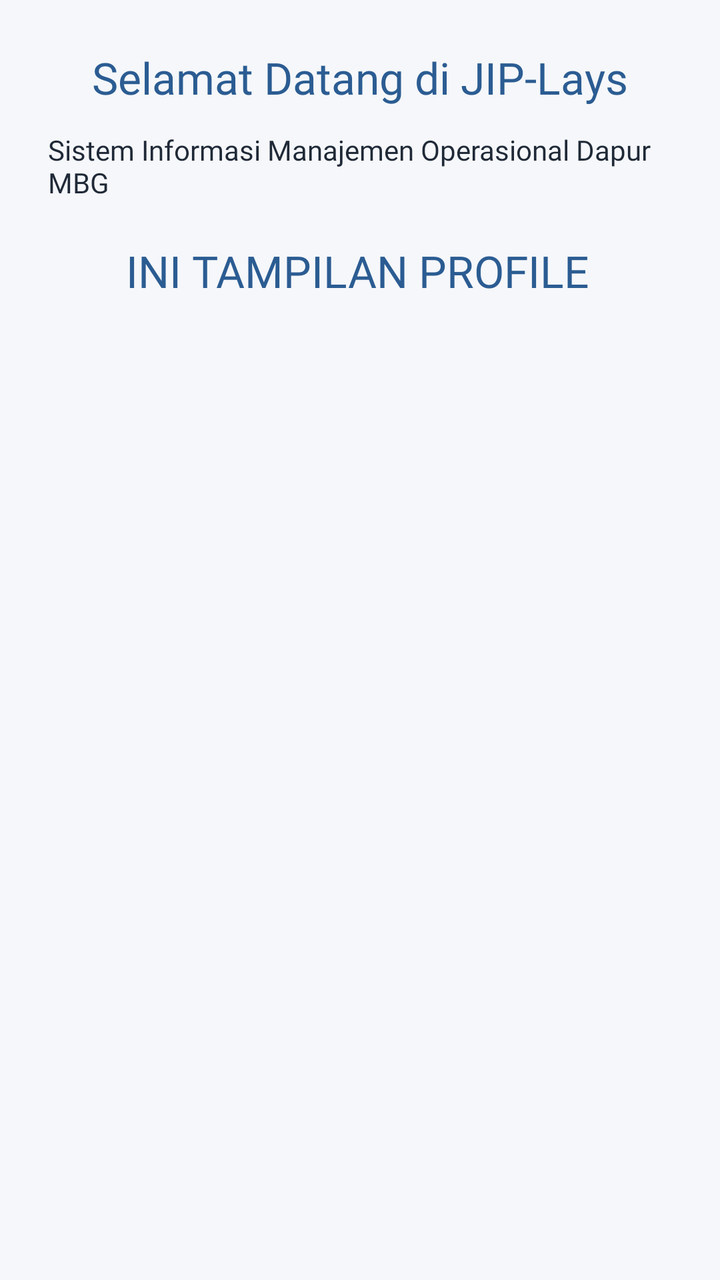
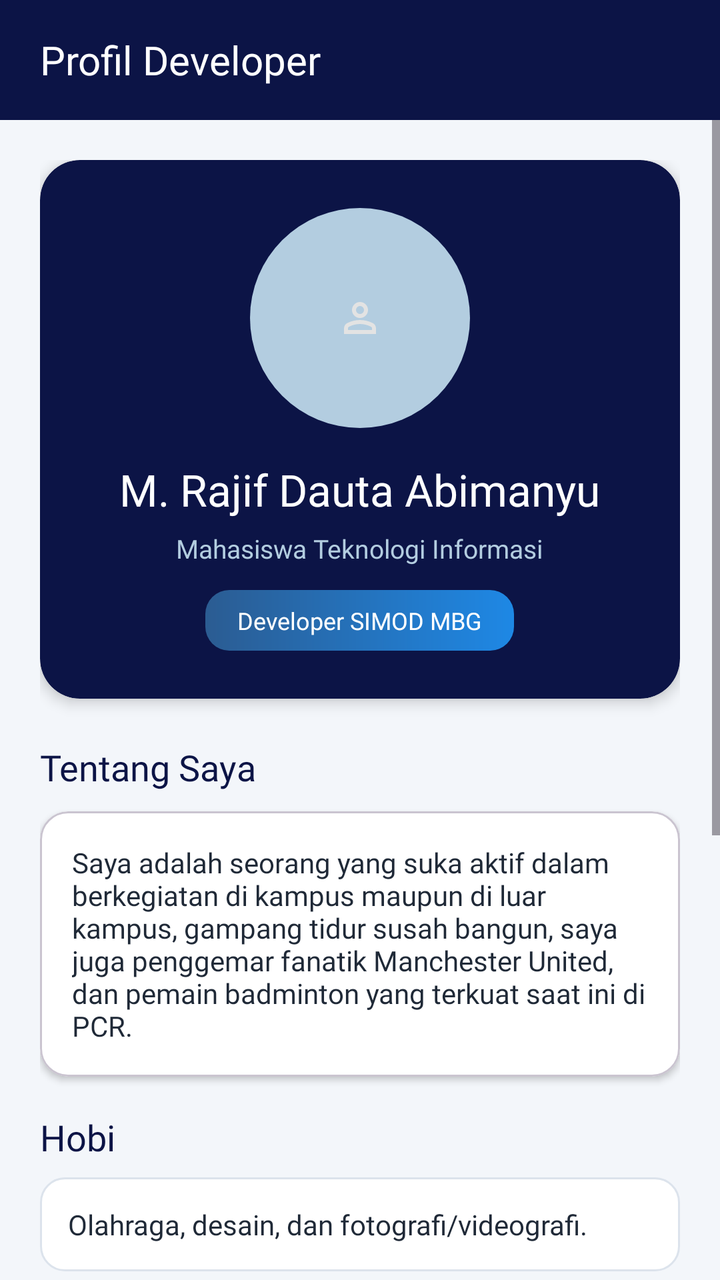

Before-and-after screenshots of an Android layout around one commit, followed by the original layout XML and the change that was made.
<!-- AndroidManifest.xml: application theme Theme.JIPLays -->
<!-- res/layout/fragment_profile.xml -->
<?xml version="1.0" encoding="utf-8"?>
<androidx.constraintlayout.widget.ConstraintLayout
    xmlns:android="http://schemas.android.com/apk/res/android"
    xmlns:app="http://schemas.android.com/apk/res-auto"
    android:layout_width="match_parent"
    android:layout_height="match_parent"
    android:background="#F5F7FA"
    android:padding="24dp">

    <TextView
        android:id="@+id/tvJudulProfile"
        android:layout_width="wrap_content"
        android:layout_height="wrap_content"
        android:text="Selamat Datang di JIP-Lays"
        android:textColor="@color/primary_blue"
        android:textSize="22sp"
        android:fontFamily="@font/montserrat_bold"
        app:layout_constraintTop_toTopOf="parent"
        app:layout_constraintStart_toStartOf="parent"
        app:layout_constraintEnd_toEndOf="parent" />

    <TextView
        android:id="@+id/tvProfile"
        android:layout_width="wrap_content"
        android:layout_height="wrap_content"
        android:layout_marginTop="20dp"
        android:fontFamily="@font/montserrat_bold"
        android:text="INI TAMPILAN PROFILE"
        android:textColor="@color/primary_blue"
        android:textSize="22sp"
        app:layout_constraintEnd_toEndOf="parent"
        app:layout_constraintHorizontal_bias="0.489"
        app:layout_constraintStart_toStartOf="parent"
        app:layout_constraintTop_toBottomOf="@+id/tvDeskripsiProfile" />

    <TextView
        android:id="@+id/tvDeskripsiProfile"
        android:layout_width="0dp"
        android:layout_height="wrap_content"
        android:layout_marginTop="12dp"
        android:fontFamily="@font/inter_18pt_regular"
        android:text="Sistem Informasi Manajemen Operasional Dapur MBG"
        android:textColor="@color/text_body"
        android:textSize="14sp"
        app:layout_constraintEnd_toEndOf="parent"
        app:layout_constraintStart_toStartOf="parent"
        app:layout_constraintTop_toBottomOf="@id/tvJudulProfile" />

</androidx.constraintlayout.widget.ConstraintLayout>
<!-- resources referenced by this layout -->
<resources>
  <color name="primary_blue">#2B5C92</color>
  <color name="text_body">#1F2937</color>
  <style name="Theme.JIPLays" parent="Base.Theme.JIPLays" />
  <style name="Base.Theme.JIPLays" parent="Theme.Material3.DayNight.NoActionBar">
          
          
      </style>
</resources>

<!-- the commit's change to res/layout/fragment_profile.xml (unified diff, before → after) -->
@@ -4,46 +4,225 @@
     xmlns:app="http://schemas.android.com/apk/res-auto"
     android:layout_width="match_parent"
     android:layout_height="match_parent"
-    android:background="#F5F7FA"
-    android:padding="24dp">
-
+    android:background="#F3F6FA">
+
+    
     <TextView
-        android:id="@+id/tvJudulProfile"
-        android:layout_width="wrap_content"
-        android:layout_height="wrap_content"
-        android:text="Selamat Datang di JIP-Lays"
-        android:textColor="@color/primary_blue"
-        android:textSize="22sp"
+        android:id="@+id/tvProfileHeader"
+        android:layout_width="0dp"
+        android:layout_height="60dp"
+        android:background="@color/primary_navy"
+        android:gravity="center_vertical"
+        android:paddingHorizontal="20dp"
+        android:text="Profil Developer"
+        android:textColor="@color/white"
+        android:textSize="20sp"
         android:fontFamily="@font/montserrat_bold"
         app:layout_constraintTop_toTopOf="parent"
         app:layout_constraintStart_toStartOf="parent"
         app:layout_constraintEnd_toEndOf="parent" />
 
-    <TextView
-        android:id="@+id/tvProfile"
-        android:layout_width="wrap_content"
-        android:layout_height="wrap_content"
-        android:layout_marginTop="20dp"
-        android:fontFamily="@font/montserrat_bold"
-        android:text="INI TAMPILAN PROFILE"
-        android:textColor="@color/primary_blue"
-        android:textSize="22sp"
-        app:layout_constraintEnd_toEndOf="parent"
-        app:layout_constraintHorizontal_bias="0.489"
+    
+    <ScrollView
+        android:id="@+id/scrollProfile"
+        android:layout_width="0dp"
+        android:layout_height="0dp"
+        android:fillViewport="true"
+        android:clipToPadding="false"
+        android:paddingBottom="16dp"
+        app:layout_constraintTop_toBottomOf="@id/tvProfileHeader"
+        app:layout_constraintBottom_toBottomOf="parent"
         app:layout_constraintStart_toStartOf="parent"
-        app:layout_constraintTop_toBottomOf="@+id/tvDeskripsiProfile" />
-
-    <TextView
-        android:id="@+id/tvDeskripsiProfile"
-        android:layout_width="0dp"
-        android:layout_height="wrap_content"
-        android:layout_marginTop="12dp"
-        android:fontFamily="@font/inter_18pt_regular"
-        android:text="Sistem Informasi Manajemen Operasional Dapur MBG"
-        android:textColor="@color/text_body"
-        android:textSize="14sp"
-        app:layout_constraintEnd_toEndOf="parent"
-        app:layout_constraintStart_toStartOf="parent"
-        app:layout_constraintTop_toBottomOf="@id/tvJudulProfile" />
+        app:layout_constraintEnd_toEndOf="parent">
+
+        <LinearLayout
+            android:layout_width="match_parent"
+            android:layout_height="wrap_content"
+            android:orientation="vertical"
+            android:padding="20dp">
+
+            
+            <com.google.android.material.card.MaterialCardView
+                android:layout_width="match_parent"
+                android:layout_height="wrap_content"
+                app:cardBackgroundColor="@color/primary_navy"
+                app:cardCornerRadius="20dp"
+                app:cardElevation="4dp"
+                app:strokeWidth="0dp">
+
+                <LinearLayout
+                    android:layout_width="match_parent"
+                    android:layout_height="wrap_content"
+                    android:gravity="center"
+                    android:orientation="vertical"
+                    android:padding="24dp">
+
+                    <ImageView
+                        android:id="@+id/imgProfile"
+                        android:layout_width="110dp"
+                        android:layout_height="110dp"
+                        android:src="@drawable/ic_person"
+                        android:contentDescription="Foto developer"
+                        android:padding="20dp"
+                        android:background="@drawable/bg_avatar"
+                        android:scaleType="centerInside" />
+
+                    <TextView
+                        android:id="@+id/tvDeveloperName"
+                        android:layout_width="wrap_content"
+                        android:layout_height="wrap_content"
+                        android:layout_marginTop="16dp"
+                        android:gravity="center"
+                        android:text="M. Rajif Dauta Abimanyu"
+                        android:textColor="@color/white"
+                        android:textSize="22sp"
+                        android:fontFamily="@font/montserrat_bold" />
+
+                    <TextView
+                        android:id="@+id/tvDeveloperRole"
+                        android:layout_width="wrap_content"
+                        android:layout_height="wrap_content"
+                        android:layout_marginTop="6dp"
+                        android:gravity="center"
+                        android:text="Mahasiswa Teknologi Informasi"
+                        android:textColor="@color/primary_light"
+                        android:textSize="13sp"
+                        android:fontFamily="@font/inter_18pt_regular" />
+
+                    <TextView
+                        android:layout_width="wrap_content"
+                        android:layout_height="wrap_content"
+                        android:layout_marginTop="12dp"
+                        android:background="@drawable/bg_button_gradient"
+                        android:paddingHorizontal="16dp"
+                        android:paddingVertical="7dp"
+                        android:text="Developer SIMOD MBG"
+                        android:textColor="@color/white"
+                        android:textSize="12sp"
+                        android:fontFamily="@font/montserrat_medium" />
+
+                </LinearLayout>
+            </com.google.android.material.card.MaterialCardView>
+
+            
+            <TextView
+                android:layout_width="wrap_content"
+                android:layout_height="wrap_content"
+                android:layout_marginTop="22dp"
+                android:text="Tentang Saya"
+                android:textColor="@color/primary_navy"
+                android:textSize="18sp"
+                android:fontFamily="@font/montserrat_bold" />
+
+            <com.google.android.material.card.MaterialCardView
+                android:layout_width="match_parent"
+                android:layout_height="wrap_content"
+                android:layout_marginTop="10dp"
+                app:cardBackgroundColor="@color/white"
+                app:cardCornerRadius="14dp"
+                app:cardElevation="2dp">
+
+                <TextView
+                    android:id="@+id/tvAbout"
+                    android:layout_width="match_parent"
+                    android:layout_height="wrap_content"
+                    android:padding="16dp"
+                    android:text="Saya adalah seorang yang suka aktif dalam berkegiatan di kampus maupun di luar kampus, gampang tidur susah bangun, saya juga penggemar fanatik Manchester United, dan pemain badminton yang terkuat saat ini di PCR."
+                    android:textColor="@color/text_body"
+                    android:textSize="14sp"
+                    android:fontFamily="@font/inter_18pt_regular" />
+
+            </com.google.android.material.card.MaterialCardView>
+
+            
+            <TextView
+                android:layout_width="wrap_content"
+                android:layout_height="wrap_content"
+                android:layout_marginTop="18dp"
+                android:text="Hobi"
+                android:textColor="@color/primary_navy"
+                android:textSize="18sp"
+                android:fontFamily="@font/montserrat_bold" />
+
+            <TextView
+                android:id="@+id/tvHobby"
+                android:layout_width="match_parent"
+                android:layout_height="wrap_content"
+                android:layout_marginTop="8dp"
+                android:background="@drawable/bg_input"
+                android:padding="14dp"
+                android:text="Olahraga, desain, dan fotografi/videografi."
+                android:textColor="@color/text_body"
+                android:textSize="14sp"
+                android:fontFamily="@font/inter_18pt_regular" />
+
+            
+            <TextView
+                android:layout_width="wrap_content"
+                android:layout_height="wrap_content"
+                android:layout_marginTop="18dp"
+                android:text="Kekuatan Terbesar"
+                android:textColor="@color/primary_navy"
+                android:textSize="18sp"
+                android:fontFamily="@font/montserrat_bold" />
+
+            <TextView
+                android:id="@+id/tvStrength"
+                android:layout_width="match_parent"
+                android:layout_height="wrap_content"
+                android:layout_marginTop="8dp"
+                android:background="@drawable/bg_input"
+                android:padding="14dp"
+                android:text="Mampu belajar hal baru, mudah beradaptasi, bisa memimpin suatu kelompok, dan memiliki kemampuan problem solving tersendiri."
+                android:textColor="@color/text_body"
+                android:textSize="14sp"
+                android:fontFamily="@font/inter_18pt_regular" />
+
+            
+            <TextView
+                android:layout_width="wrap_content"
+                android:layout_height="wrap_content"
+                android:layout_marginTop="18dp"
+                android:text="Media Sosial"
+                android:textColor="@color/primary_navy"
+                android:textSize="18sp"
+                android:fontFamily="@font/montserrat_bold" />
+
+            <TextView
+                android:id="@+id/tvInstagram"
+                android:layout_width="match_parent"
+                android:layout_height="wrap_content"
+                android:layout_marginTop="8dp"
+                android:background="@drawable/bg_input"
+                android:padding="14dp"
+                android:text="Instagram: @mda_rajif"
+                android:textColor="@color/primary_blue"
+                android:textSize="14sp"
+                android:fontFamily="@font/inter_18pt_regular" />
+
+            <TextView
+                android:id="@+id/tvGithub"
+                android:layout_width="match_parent"
+                android:layout_height="wrap_content"
+                android:layout_marginTop="8dp"
+                android:background="@drawable/bg_input"
+                android:padding="14dp"
+                android:text="GitHub: github.com/rajif24ti"
+                android:textColor="@color/primary_blue"
+                android:textSize="14sp"
+                android:fontFamily="@font/inter_18pt_regular" />
+
+            
+            <TextView
+                android:layout_width="match_parent"
+                android:layout_height="wrap_content"
+                android:layout_marginTop="20dp"
+                android:gravity="center"
+                android:text="SIMOD MBG • Developer Profile • v1.0"
+                android:textColor="#8795A8"
+                android:textSize="12sp" />
+
+        </LinearLayout>
+    </ScrollView>
 
 </androidx.constraintlayout.widget.ConstraintLayout>
<!-- resource entries referenced after the edit -->
@@ -1,8 +1,49 @@
 <!-- resources referenced by this layout -->
 <resources>
   <color name="primary_blue">#2B5C92</color>
+  <color name="primary_light">#B3CDE0</color>
+  <color name="primary_navy">#0C1446</color>
   <color name="text_body">#1F2937</color>
+  <color name="white">#FFFFFFFF</color>
+  <!-- drawable bg_avatar (drawable) -->
+  <?xml version="1.0" encoding="utf-8"?>
+  <shape xmlns:android="http://schemas.android.com/apk/res/android">
+      <solid android:color="#B3CDE0" />
+      <corners android:radius="100dp" />
+  </shape>
+  <!-- drawable bg_button_gradient (drawable) -->
+  <?xml version="1.0" encoding="utf-8"?>
+  <shape xmlns:android="http://schemas.android.com/apk/res/android">
+  
+      <gradient
+          android:angle="0"
+          android:startColor="@color/primary_blue"
+          android:endColor="@color/accent_blue" />
+  
+      <corners android:radius="12dp" />
+  
+  </shape>
+  <!-- drawable bg_input (drawable) -->
+  <?xml version="1.0" encoding="utf-8"?>
+  <shape xmlns:android="http://schemas.android.com/apk/res/android">
+      <solid android:color="#FFFFFF" />
+      <corners android:radius="12dp" />
+      <stroke
+          android:width="1dp"
+          android:color="#DCE3EC" />
+  </shape>
+  <!-- drawable ic_person (drawable) -->
+  <vector xmlns:android="http://schemas.android.com/apk/res/android"
+      android:width="24dp"
+      android:height="24dp"
+      android:viewportWidth="960"
+      android:viewportHeight="960">
+    <path
+        android:pathData="M367,433q-47,-47 -47,-113t47,-113q47,-47 113,-47t113,47q47,47 47,113t-47,113q-47,47 -113,47t-113,-47ZM160,800v-112q0,-34 17.5,-62.5T224,582q62,-31 126,-46.5T480,520q66,0 130,15.5T736,582q29,15 46.5,43.5T800,688v112L160,800ZM240,720h480v-32q0,-11 -5.5,-20T700,654q-54,-27 -109,-40.5T480,600q-56,0 -111,13.5T260,654q-9,5 -14.5,14t-5.5,20v32ZM536.5,376.5Q560,353 560,320t-23.5,-56.5Q513,240 480,240t-56.5,23.5Q400,287 400,320t23.5,56.5Q447,400 480,400t56.5,-23.5ZM480,320ZM480,720Z"
+        android:fillColor="#e3e3e3"/>
+  </vector>
   <style name="Theme.JIPLays" parent="Base.Theme.JIPLays" />
+  <color name="accent_blue">#1E88E5</color>
   <style name="Base.Theme.JIPLays" parent="Theme.Material3.DayNight.NoActionBar">
           
           
